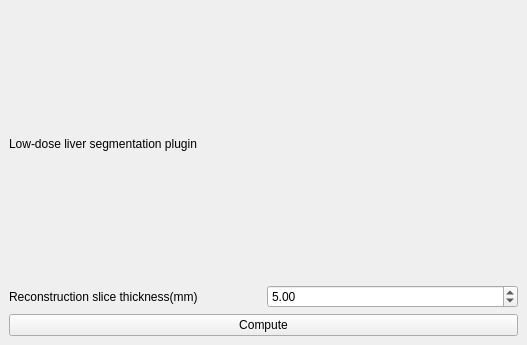
The window that imfusion-plugin/lowdose-plugin/LowDoseSegmentationController.ui (jmguerra444/liver-registration) describes before a commit, drawn with Qt 5.
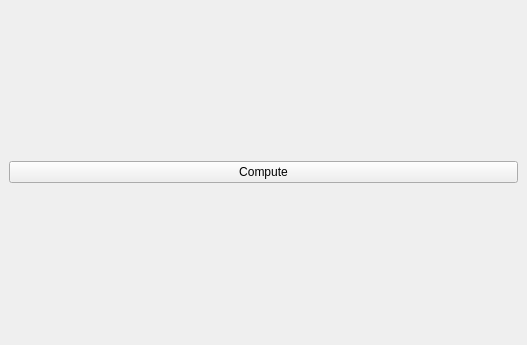
The same window after the commit.

Commit message: Make automatic detection of slice thickness

What changed in the file:
```diff
--- a/imfusion-plugin/lowdose-plugin/LowDoseSegmentationController.ui
+++ b/imfusion-plugin/lowdose-plugin/LowDoseSegmentationController.ui
@@ -26,43 +26,13 @@
    <property name="bottomMargin">
     <number>9</number>
    </property>
-   <item row="3" column="0" colspan="2">
+   <item row="1" column="0" colspan="2">
     <widget class="QPushButton" name="pushButtonApply">
      <property name="text">
       <string>Compute</string>
      </property>
     </widget>
    </item>
-   <item row="2" column="0">
-    <widget class="QLabel" name="label">
-     <property name="text">
-      <string>Reconstruction slice thickness(mm)</string>
-     </property>
-    </widget>
-   </item>
-   <item row="0" column="0" colspan="2">
-    <widget class="QLabel" name="label_2">
-     <property name="text">
-      <string>Low-dose liver segmentation plugin</string>
-     </property>
-     <property name="wordWrap">
-      <bool>true</bool>
-     </property>
-    </widget>
-   </item>
-   <item row="2" column="1">
-    <widget class="QDoubleSpinBox" name="spinBoxThickness">
-     <property name="maximum">
-      <double>10.000000000000000</double>
-     </property>
-     <property name="singleStep">
-      <double>0.200000000000000</double>
-     </property>
-     <property name="value">
-      <double>5.000000000000000</double>
-     </property>
-    </widget>
-   </item>
   </layout>
  </widget>
  <resources/>
```
The commit also changes 2 other files.
